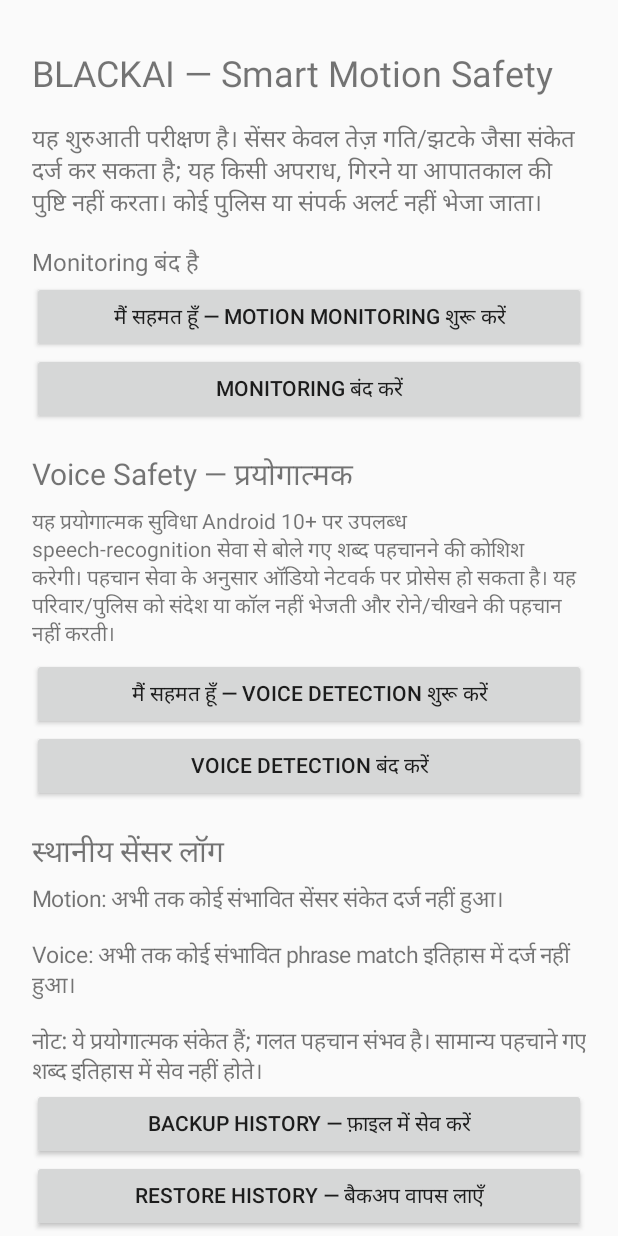
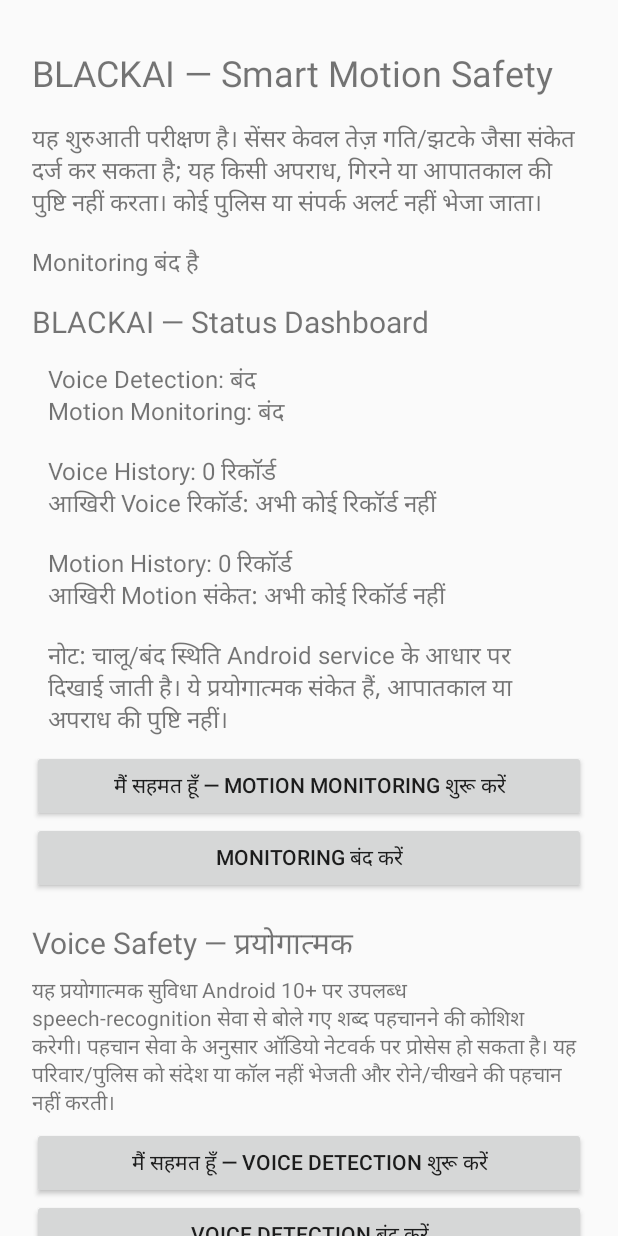
Before and after one commit to deepakchaudhary435/BLACKAI, an Android app: the screen it shows after launch (MainActivity), on a phone screen of 412 x 824 dp. Run offline under Robolectric (Android 15) with nearby library versions, the phone set to English and light mode, and no system bars.

Commit message:
Add BLACKAI status dashboard

```diff
--- a/android-sensor-app/app/src/main/java/com/blackai/sensors/MainActivity.kt
+++ b/android-sensor-app/app/src/main/java/com/blackai/sensors/MainActivity.kt
@@ -2,6 +2,7 @@ package com.blackai.sensors
 
 import android.Manifest
 import android.app.Activity
+import android.app.ActivityManager
 import android.app.AlertDialog
 import android.content.Intent
 import android.content.pm.PackageManager
@@ -20,6 +21,7 @@ import java.util.Date
 class MainActivity : Activity() {
     private lateinit var status: TextView
     private lateinit var signalLog: TextView
+    private lateinit var dashboard: TextView
     private val createBackupRequest = 51
     private val restoreBackupRequest = 52
     private val voicePermissionRequest = 61
@@ -41,6 +43,16 @@ class MainActivity : Activity() {
         })
         status = TextView(this).apply { text = "Monitoring बंद है"; textSize = 16f }
         layout.addView(status)
+        layout.addView(TextView(this).apply {
+            text = "BLACKAI — Status Dashboard"
+            textSize = 20f
+            setPadding(0, 20, 0, 8)
+        })
+        dashboard = TextView(this).apply {
+            textSize = 16f
+            setPadding(16, 12, 16, 12)
+        }
+        layout.addView(dashboard)
         layout.addView(Button(this).apply {
             text = "मैं सहमत हूँ — Motion Monitoring शुरू करें"
             setOnClickListener {
@@ -55,6 +67,7 @@ class MainActivity : Activity() {
             setOnClickListener {
                 stopService(Intent(this@MainActivity, MotionMonitorService::class.java))
                 status.text = "Monitoring बंद है"
+                refreshDashboard()
             }
         })
         layout.addView(TextView(this).apply {
@@ -83,6 +96,7 @@ class MainActivity : Activity() {
             setOnClickListener {
                 stopService(Intent(this@MainActivity, VoiceMonitorService::class.java))
                 status.text = "Voice Detection बंद करने का अनुरोध भेजा गया।"
+                refreshDashboard()
             }
         })
         layout.addView(TextView(this).apply {
@@ -119,12 +133,14 @@ class MainActivity : Activity() {
         }
         setContentView(scrollView)
         refreshSignalLog()
+        refreshDashboard()
         checkBackupReminder()
     }
 
     override fun onResume() {
         super.onResume()
         if (::signalLog.isInitialized) refreshSignalLog()
+        if (::dashboard.isInitialized) refreshDashboard()
     }
 
     private fun historyPrefs() = getSharedPreferences("blackai_sensor_log", MODE_PRIVATE)
@@ -167,6 +183,25 @@ class MainActivity : Activity() {
     }
 
     private fun refreshSignalLog() { signalLog.text = buildHistoryText() }
+
+    private fun refreshDashboard() {
+        val manager = getSystemService(ACTIVITY_SERVICE) as ActivityManager
+        val running = manager.getRunningServices(Int.MAX_VALUE).map { it.service.className }.toSet()
+        val motionOn = MotionMonitorService::class.java.name in running
+        val voiceOn = VoiceMonitorService::class.java.name in running
+        val prefs = historyPrefs()
+        val motionCount = prefs.getInt("signal_count", 0)
+        val voiceCount = prefs.getInt("voice_signal_count", 0)
+        val motionTime = prefs.getLong("last_signal_time", 0L)
+        val voiceTime = prefs.getLong("voice_last_signal_time", 0L)
+        fun timeLabel(time: Long): String =
+            if (time > 0L) DateFormat.getDateTimeInstance().format(Date(time)) else "अभी कोई रिकॉर्ड नहीं"
+        dashboard.text = "Voice Detection: ${if (voiceOn) "चालू" else "बंद"}\n" +
+            "Motion Monitoring: ${if (motionOn) "चालू" else "बंद"}\n\n" +
+            "Voice History: $voiceCount रिकॉर्ड\nआखिरी Voice रिकॉर्ड: ${timeLabel(voiceTime)}\n\n" +
+            "Motion History: $motionCount रिकॉर्ड\nआखिरी Motion संकेत: ${timeLabel(motionTime)}\n\n" +
+            "नोट: चालू/बंद स्थिति Android service के आधार पर दिखाई जाती है। ये प्रयोगात्मक संकेत हैं, आपातकाल या अपराध की पुष्टि नहीं।"
+    }
 
     private fun createBackupFile() {
         val intent = Intent(Intent.ACTION_CREATE_DOCUMENT).apply {
@@ -316,11 +351,13 @@ class MainActivity : Activity() {
         val intent = Intent(this, VoiceMonitorService::class.java)
         if (Build.VERSION.SDK_INT >= 26) startForegroundService(intent) else startService(intent)
         status.text = "Voice Detection शुरू करने का अनुरोध भेजा गया।"
+        refreshDashboard()
     }
 
     private fun startMonitoring() {
         val intent = Intent(this, MotionMonitorService::class.java)
         if (Build.VERSION.SDK_INT >= 26) startForegroundService(intent) else startService(intent)
         status.text = "Monitoring चालू — स्थायी notification दिखाई देगा।"
+        refreshDashboard()
     }
 }
```
